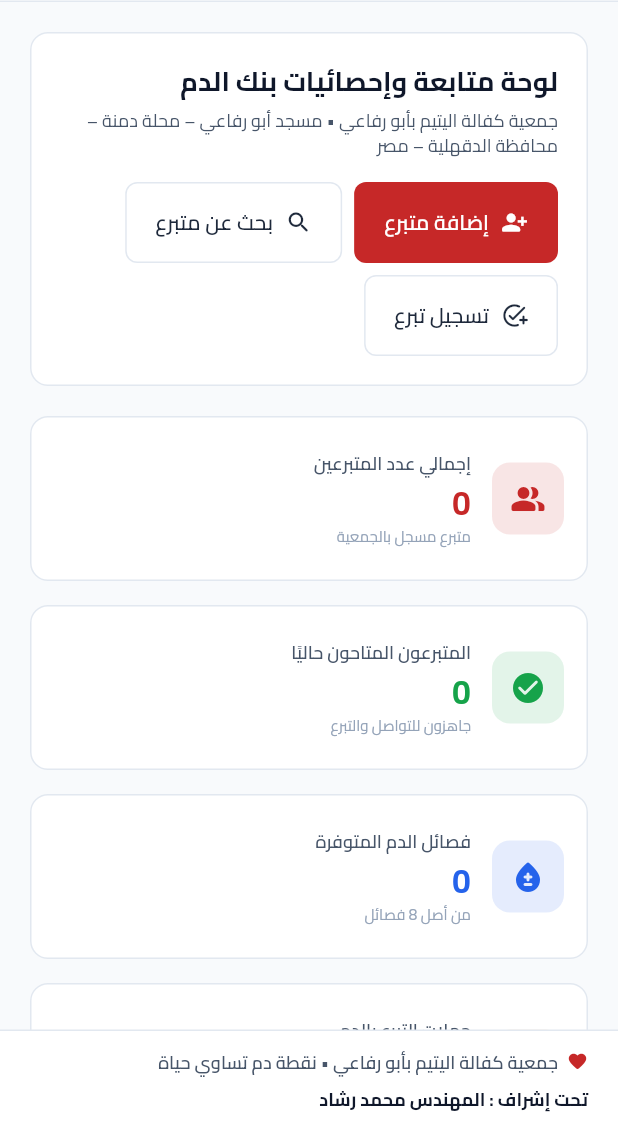
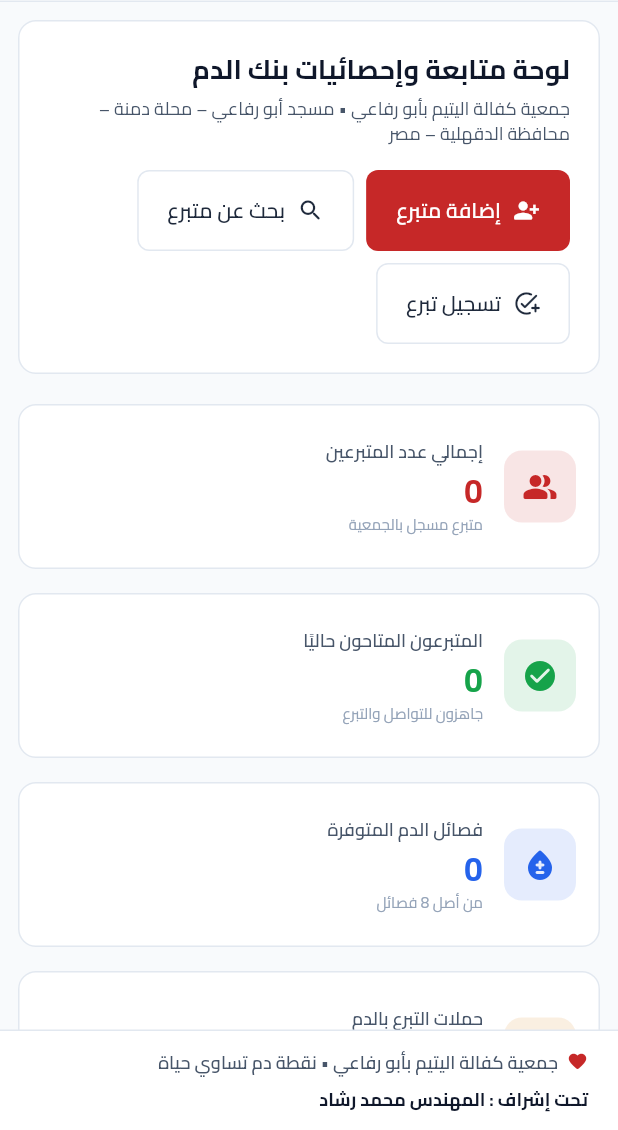
Before and after one commit to MohamedRashad99/blood-donor-oasis, a Flutter app: the screen it shows after launch, on a phone screen of 412 x 824 dp, the part 106-1236 px from its top. Run offline on Flutter 3.47's test engine with Material 3 defaults, Android fonts, the phone set to English and light mode, and no system bars; our stand-ins replace csv, shared_preferences.

Commit message:
fix: fit shell padding and footer on narrow screens
Refactor layout to use SafeArea and adjust padding based on device type.

```diff
--- a/lib/views/shell/main_scaffold.dart
+++ b/lib/views/shell/main_scaffold.dart
@@ -60,7 +60,8 @@ class _MainScaffoldState extends State<MainScaffold> {
                 ),
               ),
             ),
-      body: Row(
+      body: SafeArea(
+        child: Row(
           children: [
             // Desktop Fixed Sidebar
             if (isDesktop) const Sidebar(),
@@ -81,7 +82,7 @@ class _MainScaffoldState extends State<MainScaffold> {
                         children: [
                           Expanded(
                             child: SingleChildScrollView(
-                            padding: const EdgeInsets.all(20),
+                              padding: EdgeInsets.all(isDesktop ? 20 : 12),
                               child: currentPage,
                             ),
                           ),
@@ -96,6 +97,7 @@ class _MainScaffoldState extends State<MainScaffold> {
             ),
           ],
         ),
+      ),
     );
   }
 
@@ -105,9 +107,7 @@ class _MainScaffoldState extends State<MainScaffold> {
       padding: const EdgeInsets.symmetric(horizontal: 20, vertical: 12),
       decoration: const BoxDecoration(
         color: AppColors.white,
-        border: Border(
-          top: BorderSide(color: AppColors.border),
-        ),
+        border: Border(top: BorderSide(color: AppColors.border)),
       ),
       child: Wrap(
         alignment: WrapAlignment.spaceBetween,
@@ -118,14 +118,20 @@ class _MainScaffoldState extends State<MainScaffold> {
           Row(
             mainAxisSize: MainAxisSize.min,
             children: [
-              const Icon(Icons.favorite_rounded, size: 14, color: AppColors.primaryRed),
+              const Icon(
+                Icons.favorite_rounded,
+                size: 14,
+                color: AppColors.primaryRed,
+              ),
               const SizedBox(width: 6),
-              Text(
+              Flexible(
+                child: Text(
                   '${AppConstants.orgName} • ${AppConstants.slogan}',
                   style: const TextStyle(
                     fontSize: 12,
                     fontWeight: FontWeight.w600,
                     color: AppColors.textSecondary,
+                  ),
                 ),
               ),
             ],
```
Lines whose indentation alone changed are shown as unchanged.
